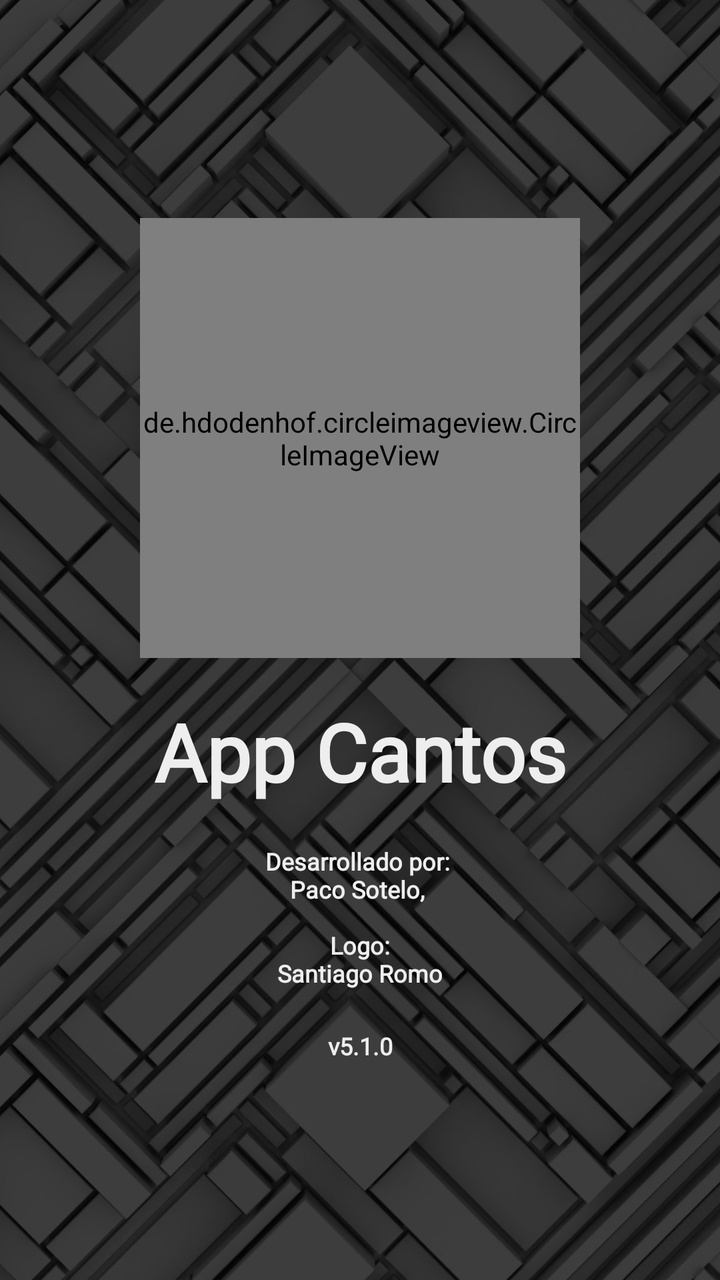
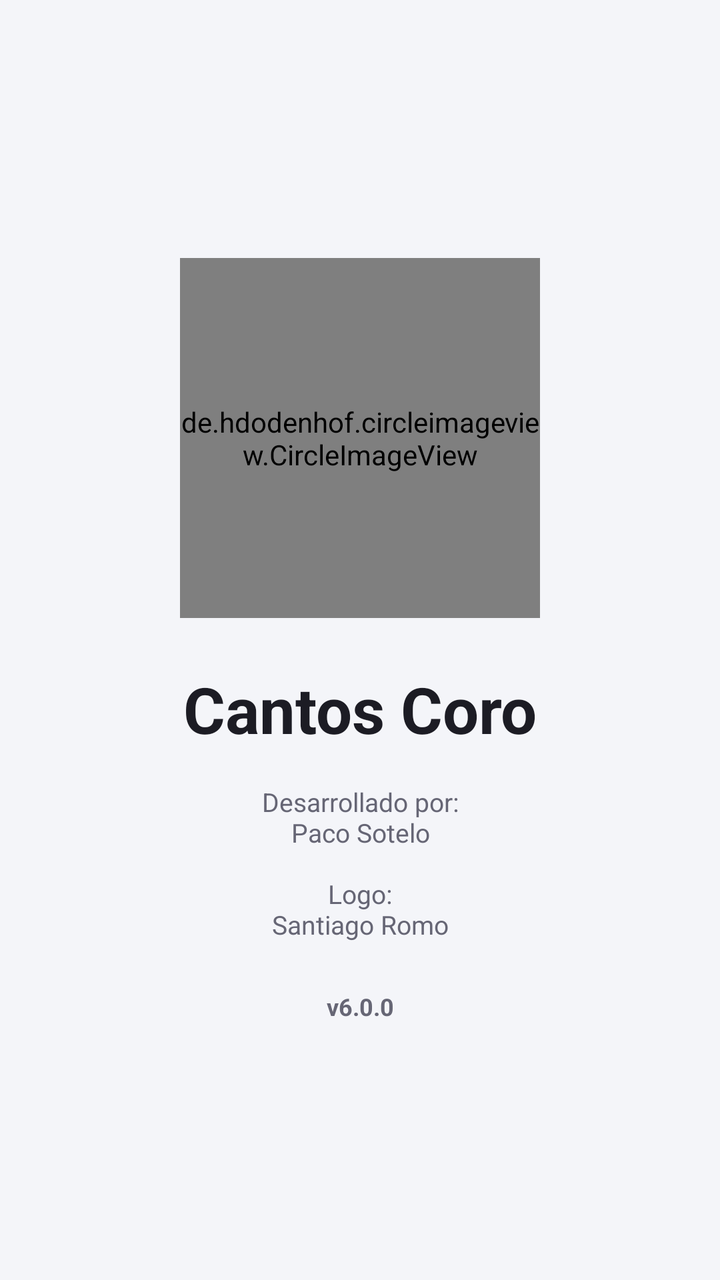

Screens rendered from an Android XML layout before and after an edit, with the pre-edit source and the edit as a unified diff.
<!-- AndroidManifest.xml: activity theme Theme.AppCompat.NoActionBar -->
<!-- res/layout/activity_splash.xml -->
<?xml version="1.0" encoding="utf-8"?>
<LinearLayout xmlns:android="http://schemas.android.com/apk/res/android"
    xmlns:tools="http://schemas.android.com/tools"
    android:layout_width="match_parent"
    android:layout_height="match_parent"
    android:background="@drawable/fondo"
    android:gravity="center"
    style="@style/barra"
    android:fitsSystemWindows="true"
    tools:context=".ui.SplashActivity">

    <LinearLayout
        android:layout_width="match_parent"
        android:layout_height="wrap_content"
        android:gravity="center"
        android:orientation="vertical"
        android:layout_margin="60dp">

        <de.hdodenhof.circleimageview.CircleImageView
            android:layout_width="220dp"
            android:layout_height="220dp"
            android:layout_gravity="center"
            android:src="@drawable/preicono" />

        <TextView
            style="@style/texto"
            android:layout_width="match_parent"
            android:layout_height="wrap_content"
            android:text="App Cantos"
            android:layout_marginTop="20dp"
            android:fontFamily="@font/mywife"
            android:textAlignment="center"
            android:textColor="#eee"
            android:textSize="40sp"
            android:textStyle="bold" />
        <TextView
            style="@style/texto"
            android:layout_width="match_parent"
            android:layout_height="wrap_content"
            android:text="Desarrollado por: \nPaco Sotelo, \n\n Logo: \nSantiago Romo"
            android:layout_marginTop="20dp"
            android:fontFamily="@font/mywife"
            android:textAlignment="center"
            android:textColor="#eee"
            android:textSize="12sp"
            android:textStyle="bold" />

        <TextView
            style="@style/texto"
            android:layout_width="match_parent"
            android:layout_height="wrap_content"
            android:layout_marginTop="20dp"
            android:fontFamily="@font/mywife"
            android:text="v5.1.0"
            android:textAlignment="center"
            android:textColor="#eee"
            android:textSize="12sp"
            android:textStyle="bold" />
    </LinearLayout>
</LinearLayout>
<!-- resources referenced by this layout -->
<resources>
  <!-- drawable fondo: jpg bitmap (drawable, 220349 bytes) -->
  <!-- drawable preicono: jpeg bitmap (drawable, 20113 bytes) -->
  <style name="barra" parent="TextAppearance.AppCompat">
          <item name="android:textColor">#ACACAC</item>
          <item name="android:background">#000000</item>
      </style>
  <style name="texto" parent="TextAppearance.AppCompat">
          <item name="android:textColor">#FFFFFF</item>
      </style>
</resources>

<!-- the commit's change to res/layout/activity_splash.xml (unified diff, before → after) -->
@@ -1,60 +1,56 @@
 <?xml version="1.0" encoding="utf-8"?>
-<LinearLayout xmlns:android="http://schemas.android.com/apk/res/android"
+<androidx.constraintlayout.widget.ConstraintLayout xmlns:android="http://schemas.android.com/apk/res/android"
+    xmlns:app="http://schemas.android.com/apk/res-auto"
     xmlns:tools="http://schemas.android.com/tools"
     android:layout_width="match_parent"
     android:layout_height="match_parent"
-    android:background="@drawable/fondo"
-    android:gravity="center"
-    style="@style/barra"
+    android:background="@color/screen_bg_color"
     android:fitsSystemWindows="true"
     tools:context=".ui.SplashActivity">
 
     <LinearLayout
         android:layout_width="match_parent"
         android:layout_height="wrap_content"
-        android:gravity="center"
+        android:gravity="center_horizontal"
         android:orientation="vertical"
-        android:layout_margin="60dp">
+        android:paddingHorizontal="32dp"
+        app:layout_constraintBottom_toBottomOf="parent"
+        app:layout_constraintTop_toTopOf="parent">
 
         <de.hdodenhof.circleimageview.CircleImageView
-            android:layout_width="220dp"
-            android:layout_height="220dp"
-            android:layout_gravity="center"
+            android:layout_width="180dp"
+            android:layout_height="180dp"
             android:src="@drawable/preicono" />
 
         <TextView
-            style="@style/texto"
             android:layout_width="match_parent"
             android:layout_height="wrap_content"
-            android:text="App Cantos"
-            android:layout_marginTop="20dp"
-            android:fontFamily="@font/mywife"
+            android:layout_marginTop="24dp"
+            android:text="Cantos Coro"
             android:textAlignment="center"
-            android:textColor="#eee"
-            android:textSize="40sp"
+            android:textColor="@color/card_title_color"
+            android:textSize="32sp"
             android:textStyle="bold" />
+
         <TextView
-            style="@style/texto"
             android:layout_width="match_parent"
             android:layout_height="wrap_content"
-            android:text="Desarrollado por: \nPaco Sotelo, \n\n Logo: \nSantiago Romo"
-            android:layout_marginTop="20dp"
-            android:fontFamily="@font/mywife"
+            android:layout_marginTop="16dp"
+            android:text="Desarrollado por:\nPaco Sotelo\n\nLogo:\nSantiago Romo"
             android:textAlignment="center"
-            android:textColor="#eee"
+            android:textColor="@color/text_secondary_color"
+            android:textSize="13sp" />
+
+        <TextView
+            android:layout_width="match_parent"
+            android:layout_height="wrap_content"
+            android:layout_marginTop="24dp"
+            android:text="v6.0.0"
+            android:textAlignment="center"
+            android:textColor="@color/text_secondary_color"
             android:textSize="12sp"
             android:textStyle="bold" />
 
-        <TextView
-            style="@style/texto"
-            android:layout_width="match_parent"
-            android:layout_height="wrap_content"
-            android:layout_marginTop="20dp"
-            android:fontFamily="@font/mywife"
-            android:text="v5.1.0"
-            android:textAlignment="center"
-            android:textColor="#eee"
-            android:textSize="12sp"
-            android:textStyle="bold" />
     </LinearLayout>
-</LinearLayout>
+
+</androidx.constraintlayout.widget.ConstraintLayout>
<!-- resource entries referenced after the edit -->
@@ -1,13 +1,8 @@
 <!-- resources referenced by this layout -->
 <resources>
-  <!-- drawable fondo: jpg bitmap (drawable, 220349 bytes) -->
+  <color name="card_title_color">#1C1C24</color>
+  <color name="screen_bg_color">#F4F5F9</color>
+  <color name="text_secondary_color">#666675</color>
   <!-- drawable preicono: jpeg bitmap (drawable, 20113 bytes) -->
-  <style name="barra" parent="TextAppearance.AppCompat">
-          <item name="android:textColor">#ACACAC</item>
-          <item name="android:background">#000000</item>
-      </style>
-  <style name="texto" parent="TextAppearance.AppCompat">
-          <item name="android:textColor">#FFFFFF</item>
-      </style>
 </resources>
 
